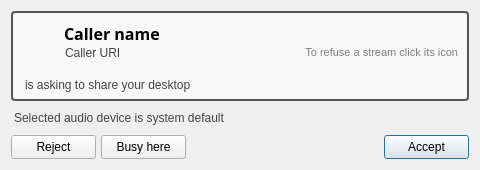
The window that resources/incoming_dialog.ui (pol51/blink-qt) describes before a commit, drawn with Qt 5.
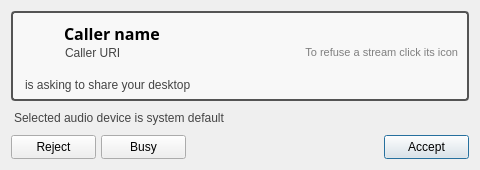
The same window after the commit. Icons and pictures are not drawn. Custom widgets are drawn as their Qt base class.

Diff of the .ui file:
```diff
--- a/resources/incoming_dialog.ui
+++ b/resources/incoming_dialog.ui
@@ -668,7 +668,7 @@
         <string>Reject the session on this device</string>
        </property>
        <property name="text">
-        <string>Busy here</string>
+        <string>Busy</string>
        </property>
       </widget>
      </item>
```
Left out of the diff: 4 changed lines with no effect on the pictures.
